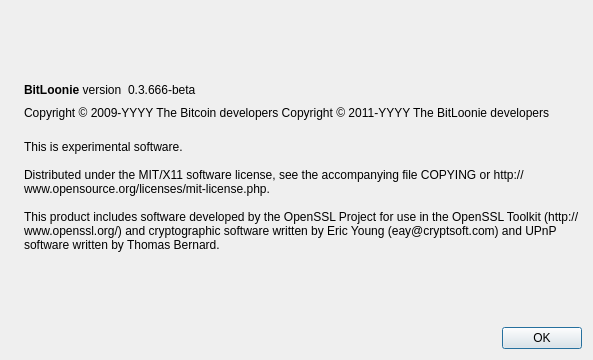
The window that src/qt/forms/aboutdialog.ui (n00bmaster/darkcoin) describes before a commit, drawn with Qt 5.
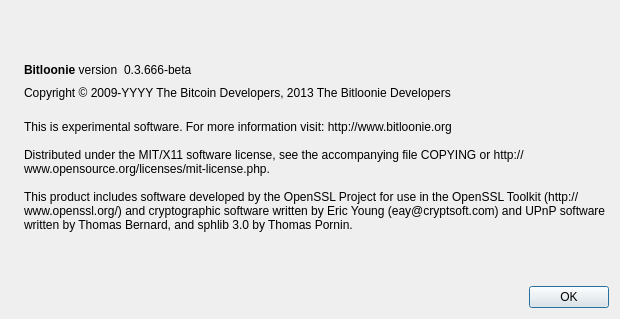
The same window after the commit. Icons and pictures are not drawn.

Commit message: Commit current working copy, get ready for merge in of bitcoin

```diff
--- a/src/qt/forms/aboutdialog.ui
+++ b/src/qt/forms/aboutdialog.ui
@@ -6,8 +6,8 @@
    <rect>
     <x>0</x>
     <y>0</y>
-    <width>593</width>
-    <height>360</height>
+    <width>620</width>
+    <height>319</height>
    </rect>
   </property>
   <property name="windowTitle">
@@ -50,7 +50,7 @@
           <cursorShape>IBeamCursor</cursorShape>
          </property>
          <property name="text">
-          <string>&lt;b&gt;BitLoonie&lt;/b&gt; version</string>
+          <string>&lt;html&gt;&lt;head/&gt;&lt;body&gt;&lt;p&gt;&lt;span style=&quot; font-weight:600;&quot;&gt;Bitloonie&lt;/span&gt; version&lt;/p&gt;&lt;/body&gt;&lt;/html&gt;</string>
          </property>
          <property name="textInteractionFlags">
           <set>Qt::LinksAccessibleByMouse|Qt::TextSelectableByKeyboard|Qt::TextSelectableByMouse</set>
@@ -91,8 +91,7 @@
         <cursorShape>IBeamCursor</cursorShape>
        </property>
        <property name="text">
-        <string notr="true">Copyright &amp;copy; 2009-YYYY The Bitcoin developers
-Copyright &amp;copy; 2011-YYYY The BitLoonie developers</string>
+        <string notr="true">Copyright &amp;copy; 2009-YYYY The Bitcoin Developers, 2013 The Bitloonie Developers</string>
        </property>
        <property name="textFormat">
         <enum>Qt::RichText</enum>
@@ -109,11 +108,11 @@
        </property>
        <property name="text">
         <string>
-This is experimental software.
+This is experimental software. For more information visit: http://www.bitloonie.org
 
 Distributed under the MIT/X11 software license, see the accompanying file COPYING or http://www.opensource.org/licenses/mit-license.php.
 
-This product includes software developed by the OpenSSL Project for use in the OpenSSL Toolkit (http://www.openssl.org/) and cryptographic software written by Eric Young (eay@cryptsoft.com) and UPnP software written by Thomas Bernard.</string>
+This product includes software developed by the OpenSSL Project for use in the OpenSSL Toolkit (http://www.openssl.org/) and cryptographic software written by Eric Young (eay@cryptsoft.com) and UPnP software written by Thomas Bernard, and sphlib 3.0 by Thomas Pornin.</string>
        </property>
        <property name="wordWrap">
         <bool>true</bool>
```
Left out of the diff: 2 changed lines with no effect on the pictures. The commit also changes 17 other files.
